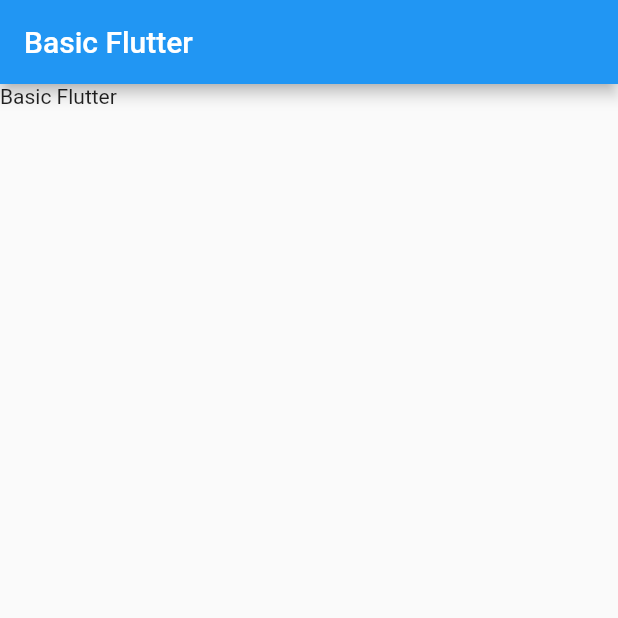
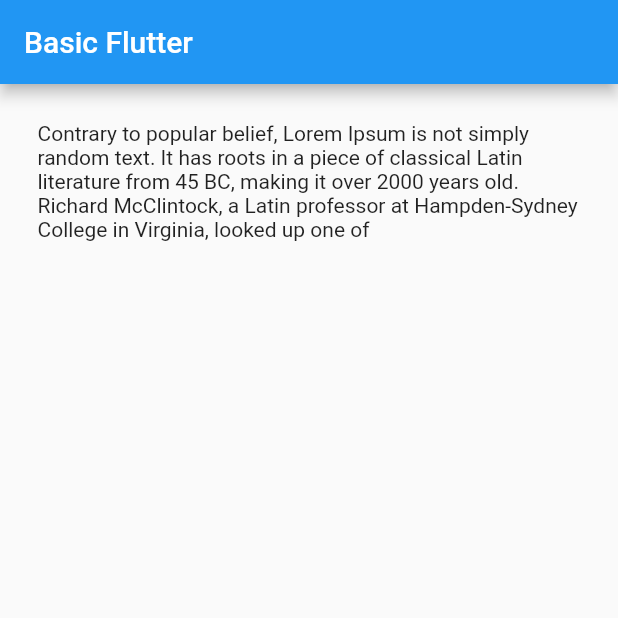
Before and after one commit to masterUNG/BasicFlutter_13nov18, a Flutter app: the screen it shows after launch, on a phone screen of 412 x 824 dp, the top half of it. Run offline on Flutter 3.47's test engine with Material 2 defaults, Android fonts, the phone set to English and light mode, and no system bars.

Commit message:
Padding OK

```diff
--- a/lib/main.dart
+++ b/lib/main.dart
@@ -7,16 +7,22 @@ void main() {
 class MyApp extends StatelessWidget {
   // Explicit
   var titleName = 'Basic Flutter';
+  var messageString = 'Contrary to popular belief, Lorem Ipsum is not simply random text. It has roots in a piece of classical Latin literature from 45 BC, making it over 2000 years old. Richard McClintock, a Latin professor at Hampden-Sydney College in Virginia, looked up one of ';
+  var paddingDoule = 25.0;
+
 
   @override
   Widget build(BuildContext context) {
+
+    Widget widgetTextMessage = new Container(padding: new EdgeInsets.all(paddingDoule) ,child: new Text(messageString),);
+
     return new MaterialApp(
       title: titleName,
       home: new Scaffold(
         appBar: new AppBar(
           title: new Text(titleName),
         ),
-        body: new Text(titleName),
+        body: widgetTextMessage,
       ),
     );
   }
```
